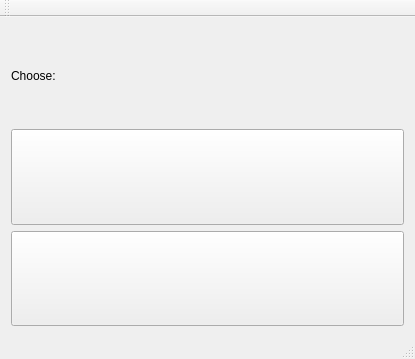
AndriM/Vika3, file mainwindow.ui: the form before one commit.
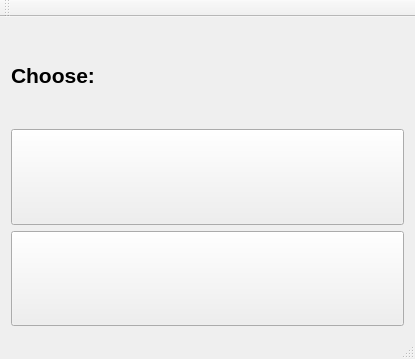
The form after the commit. Icons and pictures are not drawn.

```diff
--- a/mainwindow.ui
+++ b/mainwindow.ui
@@ -17,6 +17,13 @@
    <layout class="QVBoxLayout" name="verticalLayout">
     <item>
      <widget class="QLabel" name="chooseBetweenLabel">
+      <property name="font">
+       <font>
+        <pointsize>16</pointsize>
+        <weight>75</weight>
+        <bold>true</bold>
+       </font>
+      </property>
       <property name="text">
        <string>Choose:</string>
       </property>
```
Left out of the diff: 2 changed lines with no effect on the pictures.
